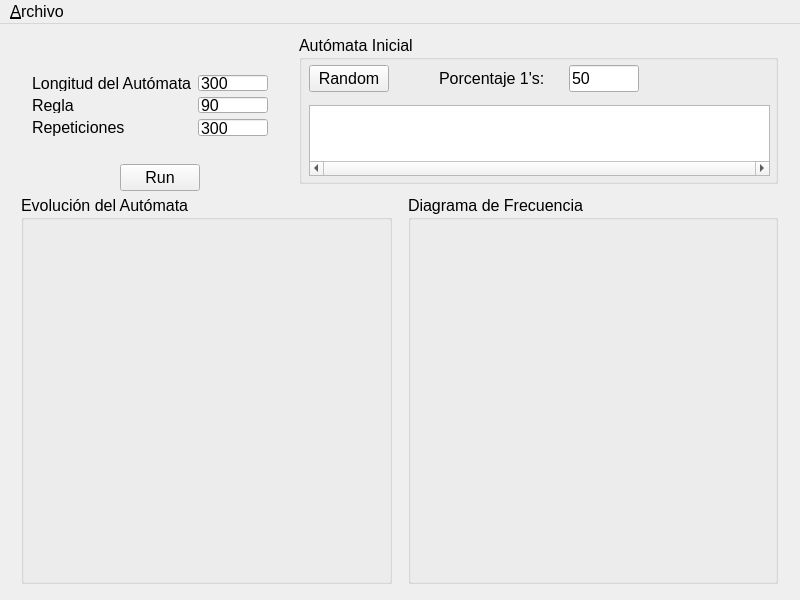
Qt form mainwindow.ui (atile-y/AutomataCelular1D) before a commit.
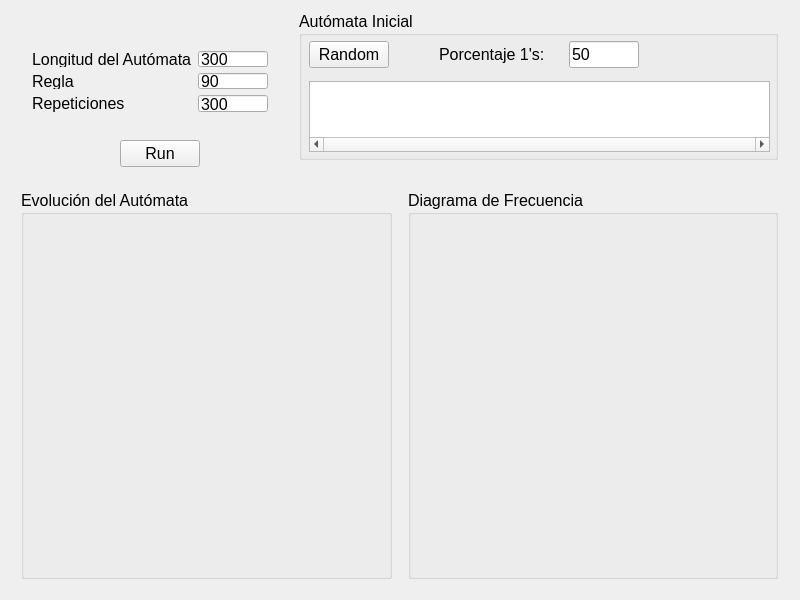
The same form after that commit.

Patch:
```diff
--- a/mainwindow.ui
+++ b/mainwindow.ui
@@ -16,12 +16,6 @@
     <height>600</height>
    </size>
   </property>
-  <property name="maximumSize">
-   <size>
-    <width>800</width>
-    <height>600</height>
-   </size>
-  </property>
   <property name="font">
    <font>
     <pointsize>12</pointsize>
@@ -224,7 +218,7 @@
     <property name="geometry">
      <rect>
       <x>21</x>
-      <y>171</y>
+      <y>190</y>
       <width>371</width>
       <height>389</height>
      </rect>
@@ -237,7 +231,7 @@
     <property name="geometry">
      <rect>
       <x>408</x>
-      <y>171</y>
+      <y>190</y>
       <width>370</width>
       <height>389</height>
      </rect>
@@ -270,23 +264,6 @@
     </property>
    </widget>
   </widget>
-  <widget class="QMenuBar" name="menuBar">
-   <property name="geometry">
-    <rect>
-     <x>0</x>
-     <y>0</y>
-     <width>800</width>
-     <height>24</height>
-    </rect>
-   </property>
-   <widget class="QMenu" name="menu_File">
-    <property name="title">
-     <string>&amp;Archivo</string>
-    </property>
-    <addaction name="action_Open_file"/>
-   </widget>
-   <addaction name="menu_File"/>
-  </widget>
   <action name="action_Open_file">
    <property name="text">
     <string>Abrir archivo</string>
```
